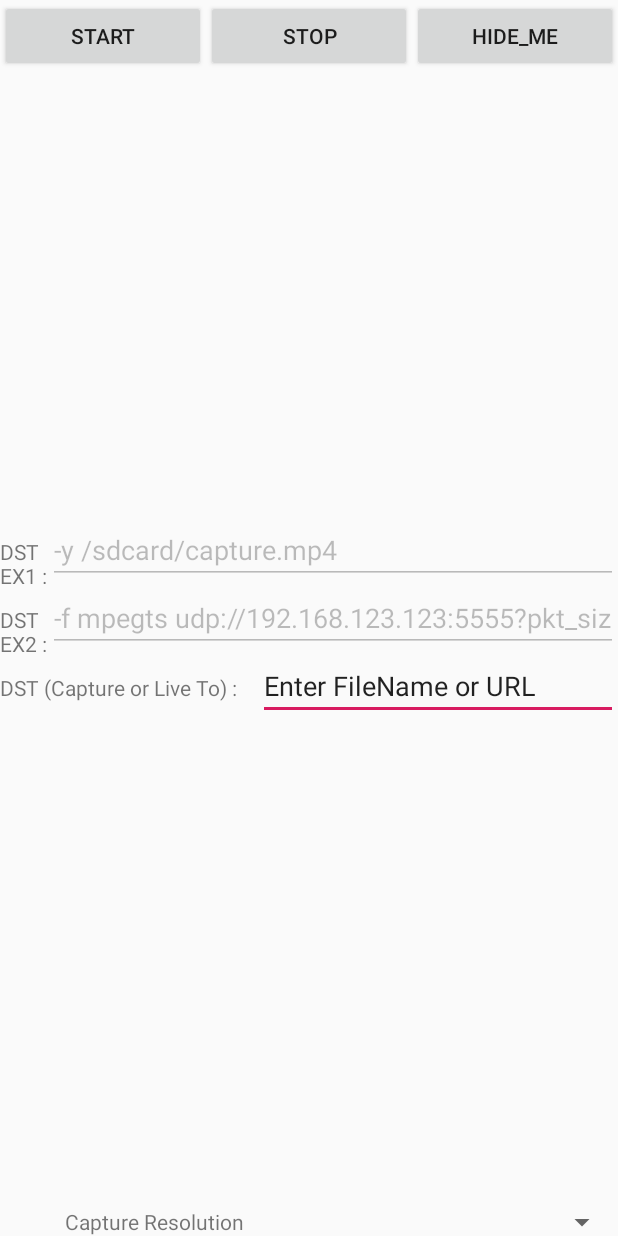
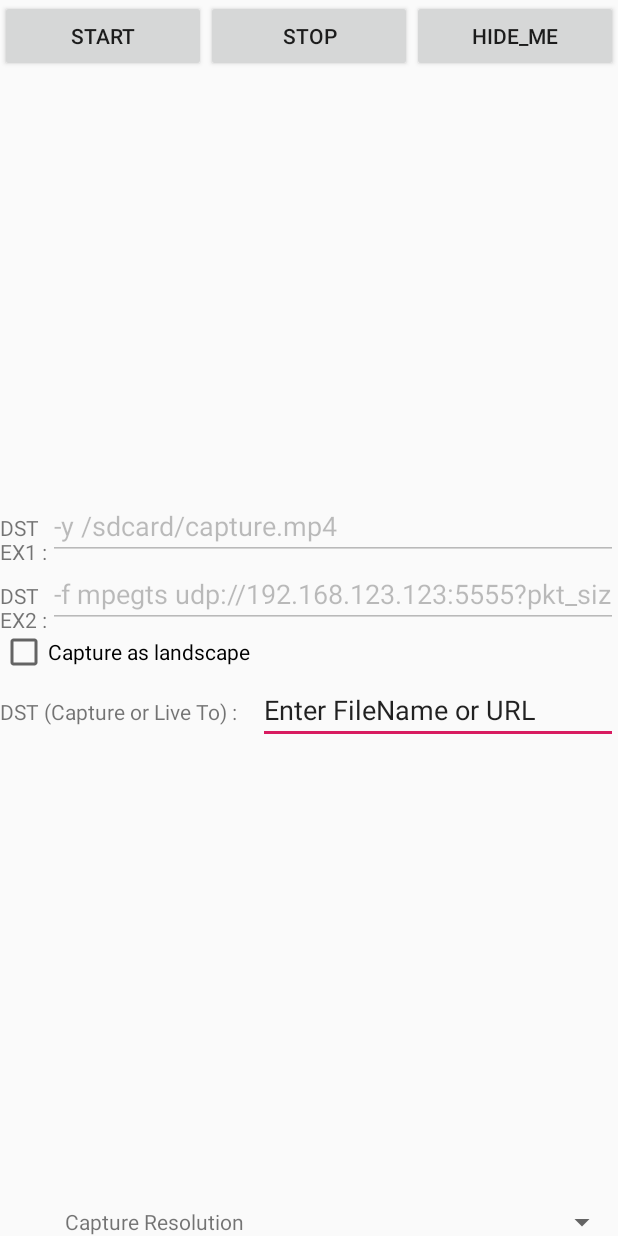
Before and after one commit to iocaster/FFmpegMC264Kit, an Android app: the layout media_projection.xml on its own in the app's theme, with its tools: preview values and no code run, on a phone screen of 412 x 824 dp. Run offline under Robolectric (Android 15) with nearby library versions, the phone set to English and light mode, and no system bars.

Commit message:
* add a checkbox for capture mode
    > Capture as landscape

* update Android Studio Gradle support

```diff
--- a/app_example2/src/main/AndroidManifest.xml
+++ b/app_example2/src/main/AndroidManifest.xml
@@ -13,7 +13,7 @@
         android:supportsRtl="true"
         android:theme="@style/AppTheme">
         <activity android:name="com.example.appexample2.MainActivity"
-                    android:screenOrientation="landscape">
+                    android:screenOrientation="portrait">
             <intent-filter>
                 <action android:name="android.intent.action.MAIN" />
 
--- a/app_example2/src/main/res/layout/media_projection.xml
+++ b/app_example2/src/main/res/layout/media_projection.xml
@@ -102,6 +102,19 @@
 
         <LinearLayout
             android:layout_width="match_parent"
+            android:layout_height="match_parent"
+            android:orientation="horizontal">
+
+            <CheckBox
+                android:id="@+id/checkBox_VideoMode"
+                android:layout_width="wrap_content"
+                android:layout_height="wrap_content"
+                android:layout_weight="1"
+                android:text="Capture as landscape" />
+        </LinearLayout>
+
+        <LinearLayout
+            android:layout_width="match_parent"
             android:layout_height="wrap_content"
             android:layout_centerHorizontal="false"
             android:layout_centerVertical="false"
--- a/build.gradle
+++ b/build.gradle
@@ -7,7 +7,7 @@ buildscript {
 
     }
     dependencies {
-        classpath 'com.android.tools.build:gradle:3.3.2'
+        classpath 'com.android.tools.build:gradle:3.4.0'
 
         // NOTE: Do not place your application dependencies here; they belong
         // in the individual module build.gradle files
```
Also changed, not shown: app_example2/src/main/java/com/example/appexample2/MainActivity.java (+49 -15 lines), gradle/wrapper/gradle-wrapper.properties.
